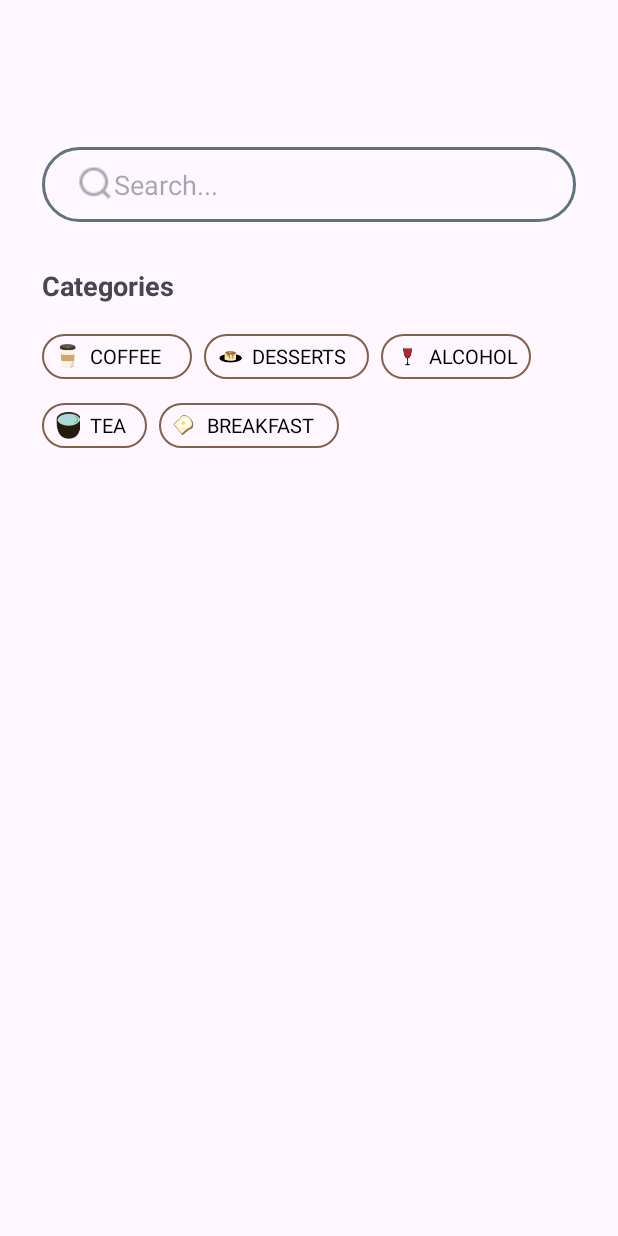
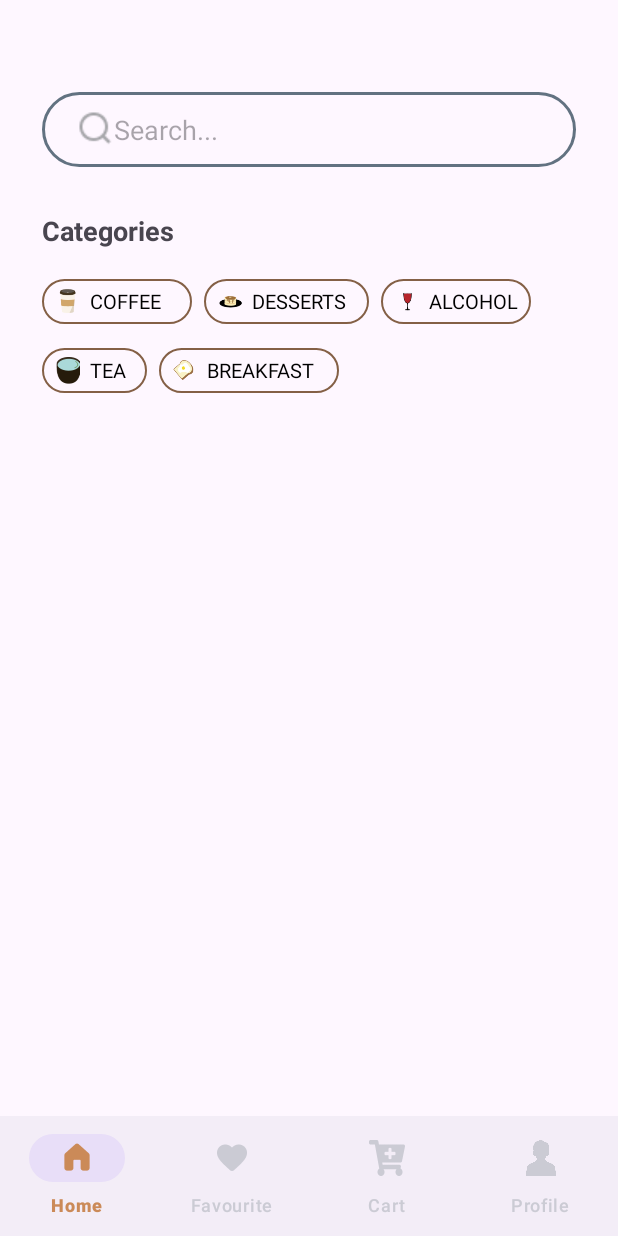
Before and after one commit to mitiie/android_app_final, an Android app: the screen it shows after launch (HomeActivity before the commit, MainActivity after it), after a tap on "Login", on a phone screen of 412 x 824 dp. Run offline under Robolectric (Android 15) with nearby library versions, the phone set to English and light mode, and no system bars.

Commit message:
config tabBar using Fragment

```diff
--- a/app/build.gradle.kts
+++ b/app/build.gradle.kts
@@ -45,4 +45,5 @@ dependencies {
     implementation("com.google.firebase:firebase-database")
     implementation ("androidx.cardview:cardview:1.0.0")
     implementation ("androidx.activity:activity:1.8.0")
+    implementation ("com.google.android.material:material:1.10.0")
 }
--- a/app/src/main/AndroidManifest.xml
+++ b/app/src/main/AndroidManifest.xml
@@ -26,6 +26,6 @@
             android:name=".LoginActivity"
             android:exported="true" />
         <activity android:name=".RegisterActivity" />
-        <activity android:name=".HomeActivity" />
+        <activity android:name=".MainActivity" />
     </application>
 </manifest>
--- a/app/src/main/java/com/example/androidappfinal/HomeActivity.java
+++ /dev/null
@@ -1,22 +0,0 @@
-package com.example.androidappfinal;
-
-import android.os.Bundle;
-import androidx.appcompat.app.AppCompatActivity;
-import androidx.recyclerview.widget.GridLayoutManager;
-import androidx.recyclerview.widget.RecyclerView;
-import java.util.ArrayList;
-import java.util.List;
-
-public class HomeActivity extends AppCompatActivity {
-    RecyclerView rvItems;
-
-    @Override
-    protected void onCreate(Bundle savedInstanceState) {
-        super.onCreate(savedInstanceState);
-        setContentView(R.layout.activity_home);
-
-        rvItems = findViewById(R.id.rvItems);
-        rvItems.setLayoutManager(new GridLayoutManager(this, 2));
-
-    }
-}
--- /dev/null
+++ b/app/src/main/java/com/example/androidappfinal/HomeFragment.java
@@ -0,0 +1,26 @@
+package com.example.androidappfinal;
+
+import android.os.Bundle;
+import android.view.LayoutInflater;
+import android.view.View;
+import android.view.ViewGroup;
+import androidx.fragment.app.Fragment;
+import androidx.recyclerview.widget.GridLayoutManager;
+import androidx.recyclerview.widget.RecyclerView;
+
+public class HomeFragment extends Fragment {
+    private RecyclerView rvItems;
+
+    public HomeFragment() {}
+
+    @Override
+    public View onCreateView(LayoutInflater inflater, ViewGroup container,
+                             Bundle savedInstanceState) {
+        View view = inflater.inflate(R.layout.fragment_home, container, false);
+
+        rvItems = view.findViewById(R.id.rvItems);
+        rvItems.setLayoutManager(new GridLayoutManager(getContext(), 2));
+
+        return view;
+    }
+}
--- a/app/src/main/java/com/example/androidappfinal/LoginActivity.java
+++ b/app/src/main/java/com/example/androidappfinal/LoginActivity.java
@@ -29,7 +29,7 @@ public class LoginActivity extends AppCompatActivity {
 
         loginButton = findViewById(R.id.loginButton);
         loginButton.setOnClickListener(v -> {
-            Intent intent = new Intent(LoginActivity.this, HomeActivity.class);
+            Intent intent = new Intent(LoginActivity.this, MainActivity.class);
             startActivity(intent);
         });
     }
--- /dev/null
+++ b/app/src/main/java/com/example/androidappfinal/MainActivity.java
@@ -0,0 +1,49 @@
+package com.example.androidappfinal;
+
+import android.os.Bundle;
+import androidx.appcompat.app.AppCompatActivity;
+import androidx.fragment.app.Fragment;
+import com.google.android.material.bottomnavigation.BottomNavigationView;
+
+public class MainActivity extends AppCompatActivity {
+    BottomNavigationView bottomNavigationView;
+
+    @Override
+    protected void onCreate(Bundle savedInstanceState) {
+        super.onCreate(savedInstanceState);
+        setContentView(R.layout.activity_main);
+
+        bottomNavigationView = findViewById(R.id.bottom_navigation);
+        loadFragment(new HomeFragment());
+
+        bottomNavigationView.setOnItemSelectedListener(item -> {
+            Fragment selectedFragment = null;
+
+            int itemId = item.getItemId();
+            if (itemId == R.id.nav_home) {
+                selectedFragment = new HomeFragment();
+            } else if (itemId == R.id.nav_favorite) {
+                selectedFragment = new FavoriteFragment();
+            } else if (itemId == R.id.nav_cart) {
+                selectedFragment = new CartFragment();
+            } else if (itemId == R.id.nav_profile) {
+                selectedFragment = new ProfileFragment();
+            }
+
+            if (selectedFragment != null) {
+                getSupportFragmentManager()
+                        .beginTransaction()
+                        .replace(R.id.fragment_container, selectedFragment)
+                        .commit();
+            }
+
+            return true;
+        });
+    }
+    private void loadFragment(Fragment fragment) {
+        getSupportFragmentManager()
+                .beginTransaction()
+                .replace(R.id.fragment_container, fragment)
+                .commit();
+    }
+}
--- /dev/null
+++ b/app/src/main/res/color/nav_selector.xml
@@ -0,0 +1,5 @@
+<?xml version="1.0" encoding="utf-8"?>
+<selector xmlns:android="http://schemas.android.com/apk/res/android">
+    <item android:color="#CB8A58" android:state_checked="true" />
+    <item android:color="#CBCBD4" android:state_checked="false" />
+</selector>
--- /dev/null
+++ b/app/src/main/res/layout/activity_main.xml
@@ -0,0 +1,21 @@
+<LinearLayout xmlns:android="http://schemas.android.com/apk/res/android"
+    xmlns:app="http://schemas.android.com/apk/res-auto"
+    android:orientation="vertical"
+    android:layout_width="match_parent"
+    android:layout_height="match_parent">
+
+    <FrameLayout
+        android:id="@+id/fragment_container"
+        android:layout_width="match_parent"
+        android:layout_height="0dp"
+        android:layout_weight="1" />
+
+    <com.google.android.material.bottomnavigation.BottomNavigationView
+        android:id="@+id/bottom_navigation"
+        android:layout_width="match_parent"
+        android:layout_height="wrap_content"
+        app:menu="@menu/bottom_nav_menu"
+        app:itemIconTint="@color/nav_selector"
+        app:itemTextColor="@color/nav_selector"
+        app:labelVisibilityMode="labeled" />
+</LinearLayout>
--- a/app/src/main/res/layout/activity_home.xml
+++ b/app/src/main/res/layout/fragment_home.xml
@@ -1,11 +1,10 @@
 <?xml version="1.0" encoding="utf-8"?>
 <androidx.constraintlayout.widget.ConstraintLayout xmlns:android="http://schemas.android.com/apk/res/android"
     xmlns:app="http://schemas.android.com/apk/res-auto"
-    xmlns:tools="http://schemas.android.com/tools"
     android:layout_width="match_parent"
     android:layout_height="match_parent"
     android:padding="28dp"
-    tools:context=".HomeActivity">
+    xmlns:tools="http://schemas.android.com/tools">
 
     <EditText
         android:id="@+id/edtSearch"
@@ -17,12 +16,11 @@
         android:paddingStart="24dp"
         android:paddingEnd="24dp"
         android:gravity="center_vertical"
-        android:layout_marginTop="70dp"
+        android:layout_marginTop="33dp"
         app:layout_constraintTop_toTopOf="parent"
         app:layout_constraintStart_toStartOf="parent"
         app:layout_constraintEnd_toEndOf="parent" />
 
-    <!-- Label Categories -->
     <TextView
         android:id="@+id/tvCategories"
         android:layout_width="wrap_content"
@@ -34,7 +32,6 @@
         app:layout_constraintTop_toBottomOf="@id/edtSearch"
         app:layout_constraintStart_toStartOf="@id/edtSearch" />
 
-    <!-- Danh sách Categories (2 hàng) -->
     <LinearLayout
         android:id="@+id/categoryLayout"
         android:layout_width="match_parent"
@@ -44,12 +41,11 @@
         app:layout_constraintTop_toBottomOf="@id/tvCategories"
         app:layout_constraintStart_toStartOf="@id/tvCategories">
 
-        <!-- Hàng 1: 3 nút -->
+        <!-- Hàng 1 -->
         <LinearLayout
             android:layout_width="wrap_content"
             android:layout_height="wrap_content"
             android:orientation="horizontal">
-
             <!-- COFFEE -->
             <LinearLayout
                 android:layout_width="100dp"
@@ -60,12 +56,10 @@
                 android:paddingStart="8dp"
                 android:layout_marginEnd="8dp"
                 android:layout_marginBottom="8dp">
-
                 <ImageView
                     android:layout_width="18dp"
                     android:layout_height="18dp"
                     android:src="@drawable/ic_coffee" />
-
                 <TextView
                     android:layout_width="wrap_content"
                     android:layout_height="wrap_content"
@@ -85,12 +79,10 @@
                 android:paddingStart="8dp"
                 android:layout_marginEnd="8dp"
                 android:layout_marginBottom="8dp">
-
                 <ImageView
                     android:layout_width="18dp"
                     android:layout_height="18dp"
                     android:src="@drawable/ic_desserts" />
-
                 <TextView
                     android:layout_width="wrap_content"
                     android:layout_height="wrap_content"
@@ -109,12 +101,10 @@
                 android:gravity="center_vertical"
                 android:paddingStart="8dp"
                 android:layout_marginBottom="8dp">
-
                 <ImageView
                     android:layout_width="18dp"
                     android:layout_height="18dp"
                     android:src="@drawable/ic_wine" />
-
                 <TextView
                     android:layout_width="wrap_content"
                     android:layout_height="wrap_content"
@@ -125,13 +115,12 @@
             </LinearLayout>
         </LinearLayout>
 
-        <!-- Hàng 2: 2 nút -->
+        <!-- Hàng 2 -->
         <LinearLayout
             android:layout_width="wrap_content"
             android:layout_height="wrap_content"
             android:orientation="horizontal"
             android:layout_marginTop="8dp">
-
             <LinearLayout
                 android:layout_width="70dp"
                 android:layout_height="30dp"
@@ -141,12 +130,10 @@
                 android:paddingStart="8dp"
                 android:layout_marginEnd="8dp"
                 android:layout_marginBottom="8dp">
-
                 <ImageView
                     android:layout_width="18dp"
                     android:layout_height="18dp"
                     android:src="@drawable/ic_tea" />
-
                 <TextView
                     android:layout_width="wrap_content"
                     android:layout_height="wrap_content"
@@ -164,12 +151,10 @@
                 android:gravity="center_vertical"
                 android:paddingStart="8dp"
                 android:layout_marginBottom="8dp">
-
                 <ImageView
                     android:layout_width="18dp"
                     android:layout_height="18dp"
                     android:src="@drawable/ic_bread" />
-
                 <TextView
                     android:layout_width="wrap_content"
                     android:layout_height="wrap_content"
@@ -179,7 +164,6 @@
                     android:layout_marginStart="6dp" />
             </LinearLayout>
         </LinearLayout>
-
     </LinearLayout>
 
     <androidx.recyclerview.widget.RecyclerView
--- /dev/null
+++ b/app/src/main/res/menu/bottom_nav_menu.xml
@@ -0,0 +1,19 @@
+<?xml version="1.0" encoding="utf-8"?>
+<menu xmlns:android="http://schemas.android.com/apk/res/android">
+    <item
+        android:id="@+id/nav_home"
+        android:icon="@drawable/ic_home"
+        android:title="Home" />
+    <item
+        android:id="@+id/nav_favorite"
+        android:icon="@drawable/ic_fav"
+        android:title="Favourite" />
+    <item
+        android:id="@+id/nav_cart"
+        android:icon="@drawable/ic_tab_cart"
+        android:title="Cart" />
+    <item
+        android:id="@+id/nav_profile"
+        android:icon="@drawable/ic_tab_profile"
+        android:title="Profile" />
+</menu>
```
Also changed, not shown: app/src/main/java/com/example/androidappfinal/CartFragment.java (added, +24 -0 lines), app/src/main/java/com/example/androidappfinal/FavoriteFragment.java (added, +32 -0 lines), app/src/main/java/com/example/androidappfinal/ProfileFragment.java (renamed from app/src/main/java/com/example/androidappfinal/ProfileActivity.java, +33 -31 lines), app/src/main/res/layout/fragment_cart.xml (added, +23 -0 lines), app/src/main/res/layout/fragment_favourite.xml (renamed from app/src/main/res/layout/activity_favourite.xml, +13 -5 lines), app/src/main/res/layout/fragment_profile.xml (renamed from app/src/main/res/layout/activity_profile.xml, +19 -9 lines), app/src/main/res/drawable/ic_fav.png (added), app/src/main/res/drawable/ic_home.png (added), app/src/main/res/drawable/ic_tab_cart.png (added), app/src/main/res/drawable/ic_tab_profile.png (added).
